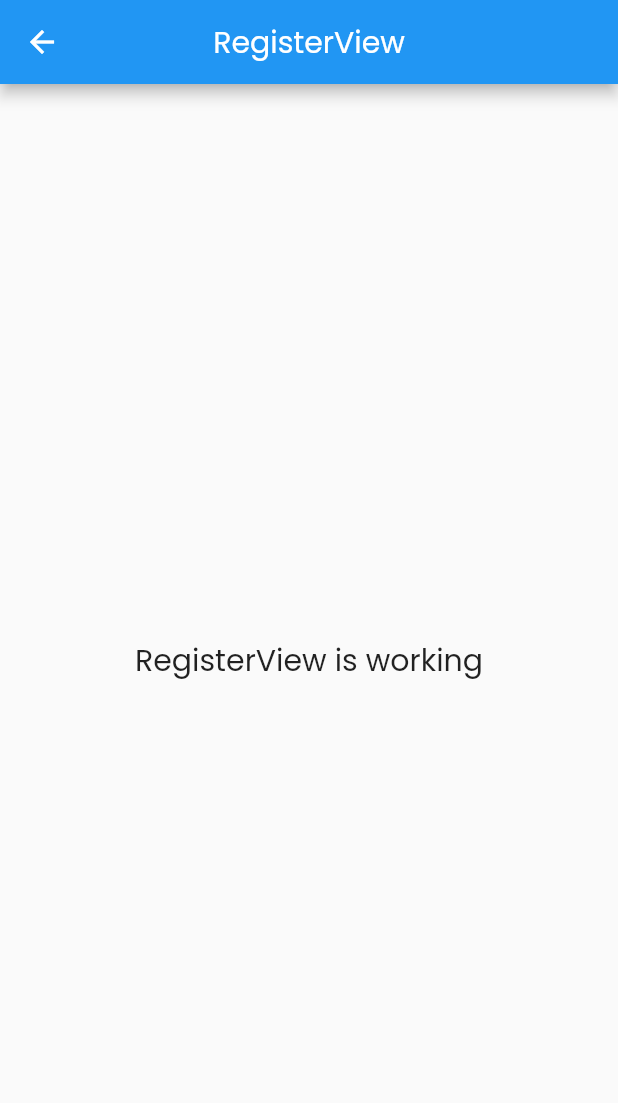
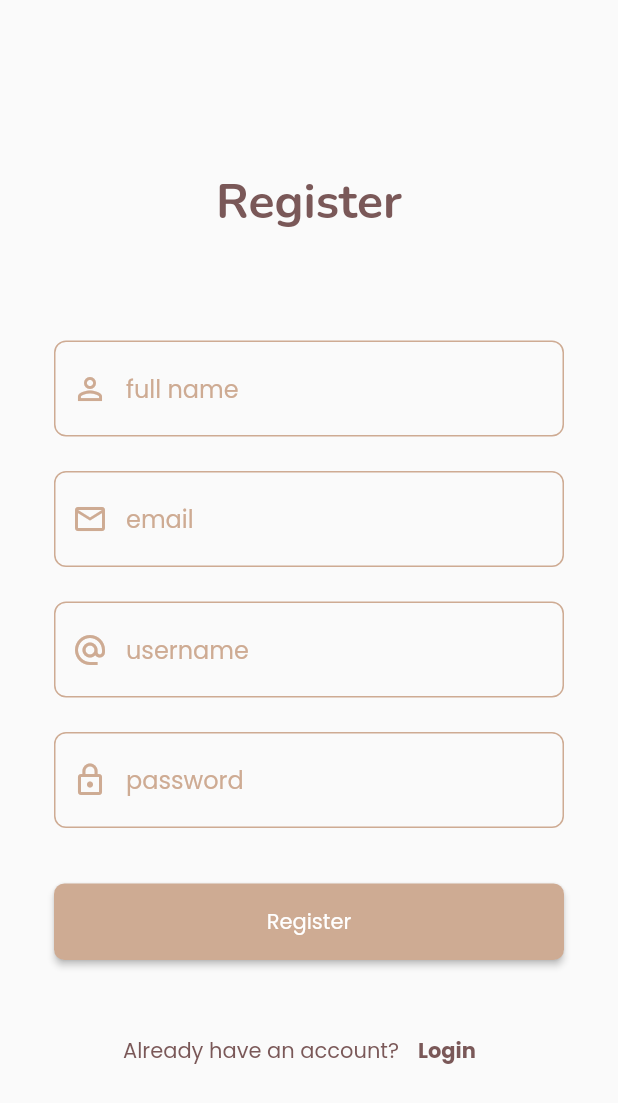
Before and after one commit to dna2121/cafe_app, a Flutter app: the RegisterView screen opened by its route, on a phone screen of 412 x 824 dp. Shown: the top 1103 px of the screen. Run offline on Flutter 3.47's test engine with Material 2 defaults, Android fonts, the phone set to English and light mode, and no system bars; our stand-ins replace get.

Commit message:
register page

```diff
--- a/lib/app/modules/register/views/register_view.dart
+++ b/lib/app/modules/register/views/register_view.dart
@@ -2,6 +2,10 @@ import 'package:flutter/material.dart';
 
 import 'package:get/get.dart';
 
+import '../../../../constants/app_color.dart';
+import '../../../../widgets/submit_button_widget.dart';
+import '../../../../widgets/text_form_widget.dart';
+import '../../../routes/app_pages.dart';
 import '../controllers/register_controller.dart';
 
 class RegisterView extends GetView<RegisterController> {
@@ -9,14 +13,86 @@ class RegisterView extends GetView<RegisterController> {
   @override
   Widget build(BuildContext context) {
     return Scaffold(
-      appBar: AppBar(
-        title: const Text('RegisterView'),
-        centerTitle: true,
-      ),
-      body: Center(
-        child: Text(
-          'RegisterView is working',
-          style: TextStyle(fontSize: 20),
+      body: SingleChildScrollView(
+        physics: const BouncingScrollPhysics(),
+        child: Center(
+          child: Column(
+            children: [
+              const Padding(
+                padding: EdgeInsets.fromLTRB(36, 113, 36, 30),
+                child: Text(
+                  "Register",
+                  style: TextStyle(
+                      color: AppColor.primaryColor,
+                      fontFamily: 'Nunito',
+                      fontSize: 32,
+                      fontWeight: FontWeight.w700),
+                ),
+              ),
+              const SizedBox(height: 40),
+              Padding(
+                padding: const EdgeInsets.symmetric(horizontal: 36),
+                child: Column(
+                  children: [
+                    TextFormWidget(
+                      icon: Icons.person_outline,
+                      hintText: "full name",
+                    ),
+                    const SizedBox(height: 23),
+                    TextFormWidget(
+                      icon: Icons.mail_outline,
+                      hintText: "email",
+                    ),
+                    const SizedBox(height: 23),
+                    TextFormWidget(
+                      icon: Icons.alternate_email,
+                      hintText: "username",
+                    ),
+                    const SizedBox(height: 23),
+                    TextFormWidget(
+                      icon: Icons.lock_outline,
+                      hintText: "password",
+                    ),
+                    const SizedBox(height: 37),
+                  ],
+                ),
+              ),
+              Padding(
+                padding: const EdgeInsets.symmetric(horizontal: 36),
+                child: SubmitButton(
+                  height: 51,
+                  width: double.infinity,
+                  onPressed: () {
+                    Get.toNamed(Routes.HOME);
+                  },
+                  text: "Register",
+                ),
+              ),
+              const SizedBox(height: 37),
+              Row(
+                mainAxisAlignment: MainAxisAlignment.center,
+                children: [
+                  const Text(
+                    "Already have an account?",
+                    style: TextStyle(
+                        color: AppColor.primaryColor,
+                        fontWeight: FontWeight.w500),
+                  ),
+                  TextButton(
+                    onPressed: () {
+                      Get.toNamed(Routes.LOGIN);
+                    },
+                    child: const Text(
+                      "Login",
+                      style: TextStyle(
+                          color: AppColor.primaryColor,
+                          fontWeight: FontWeight.w700),
+                    ),
+                  ),
+                ],
+              ),
+            ],
+          ),
         ),
       ),
     );
```
